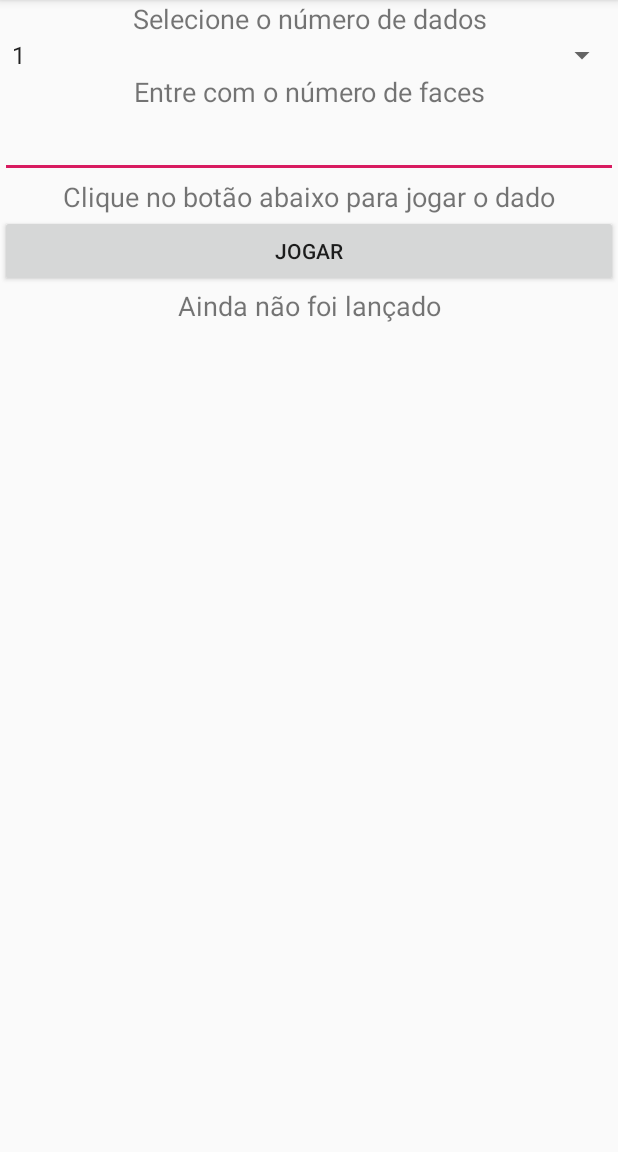
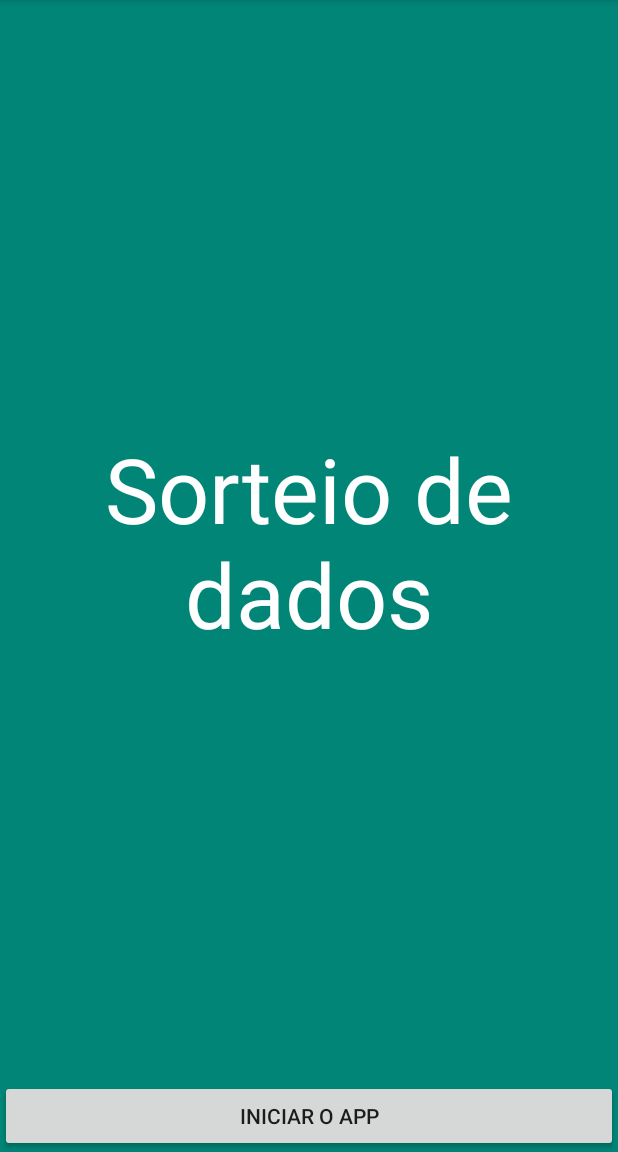
Before and after one commit to GustavoLopes899/DiceSDM, an Android app: the screen it shows after launch (MainActivity before the commit, TelaInicialActivity after it), on a phone screen of 412 x 824 dp, the part 84-1236 px from its top. Run offline under Robolectric (Android 15) with nearby library versions, the light colour scheme and no system bars.

Commit message:
Adicionando tela inicial e botão voltar

```diff
--- a/app/src/main/AndroidManifest.xml
+++ b/app/src/main/AndroidManifest.xml
@@ -9,13 +9,14 @@
         android:roundIcon="@mipmap/dice"
         android:supportsRtl="true"
         android:theme="@style/AppTheme">
-        <activity android:name=".MainActivity">
+        <activity android:name=".TelaInicialActivity">
             <intent-filter>
                 <action android:name="android.intent.action.MAIN" />
 
                 <category android:name="android.intent.category.LAUNCHER" />
             </intent-filter>
         </activity>
+        <activity android:name=".MainActivity"></activity>
     </application>
 
 </manifest>
--- /dev/null
+++ b/app/src/main/java/br/edu/ifsp/scl/sdm/TelaInicialActivity.java
@@ -0,0 +1,30 @@
+package br.edu.ifsp.scl.sdm;
+
+import android.content.Intent;
+import android.os.Bundle;
+import android.view.View;
+import android.widget.Button;
+
+import androidx.appcompat.app.AppCompatActivity;
+
+public class TelaInicialActivity extends AppCompatActivity implements View.OnClickListener {
+
+    @Override
+    public void onCreate(Bundle savedInstanceState) {
+        super.onCreate(savedInstanceState);
+        setContentView(R.layout.activity_tela_inicial);
+
+        // Recuperando referência o botão
+        Button iniciarApp = findViewById(R.id.iniciar_app);
+        iniciarApp.setOnClickListener(this);
+    }
+
+    @Override
+    public void onClick(View v) {
+        if (v.getId() == R.id.iniciar_app) {
+            Intent intent = new Intent(getApplicationContext(), MainActivity.class);
+            startActivity(intent);
+            finish();
+        }
+    }
+}
--- /dev/null
+++ b/app/src/main/res/layout/activity_tela_inicial.xml
@@ -0,0 +1,29 @@
+<?xml version="1.0" encoding="utf-8"?>
+<androidx.constraintlayout.widget.ConstraintLayout xmlns:android="http://schemas.android.com/apk/res/android"
+    xmlns:app="http://schemas.android.com/apk/res-auto"
+    xmlns:tools="http://schemas.android.com/tools"
+    android:layout_width="match_parent"
+    android:layout_height="match_parent"
+    android:orientation="vertical"
+    android:background="@color/colorPrimary">
+
+    <Button
+        android:id="@+id/iniciar_app"
+        android:layout_width="match_parent"
+        android:layout_height="wrap_content"
+        android:text="@string/iniciar_o_app"
+        app:layout_constraintBottom_toBottomOf="parent"
+        tools:layout_editor_absoluteX="160dp" />
+
+    <TextView
+        android:id="@+id/textView4"
+        android:layout_width="match_parent"
+        android:layout_height="150dp"
+        android:text="@string/sorteio_de_dados"
+        android:textColor="#FFFFFF"
+        android:textSize="60sp"
+        android:textAlignment="center"
+        app:layout_constraintBottom_toTopOf="@+id/iniciar_app"
+        app:layout_constraintTop_toTopOf="parent"
+        tools:layout_editor_absoluteX="76dp" />
+</androidx.constraintlayout.widget.ConstraintLayout>
--- a/app/src/main/res/values/strings.xml
+++ b/app/src/main/res/values/strings.xml
@@ -6,6 +6,11 @@
     <string name="face_sorteada">Face sorteada:</string>
     <string name="selecione_o_numero_de_dados">Selecione o número de dados</string>
     <string name="mostrar_dado">Mostrar dado</string>
+    <string name="iniciar_o_app">Iniciar o App</string>
+    <string name="bingo">Bingo</string>
+    <string name="sorteio_de_dados">Sorteio de dados</string>
+    <string name="voltar">Voltar</string>
+    <string name="numero_de_faces">Entre com o número de faces</string>
     <string-array name="numero_dados">
         <item>1</item>
         <item>2</item>
```
Also changed, not shown: app/src/main/java/br/edu/ifsp/scl/sdm/MainActivity.java (+9 -2 lines), app/src/main/res/layout/activity_main.xml (+10 -2 lines).
